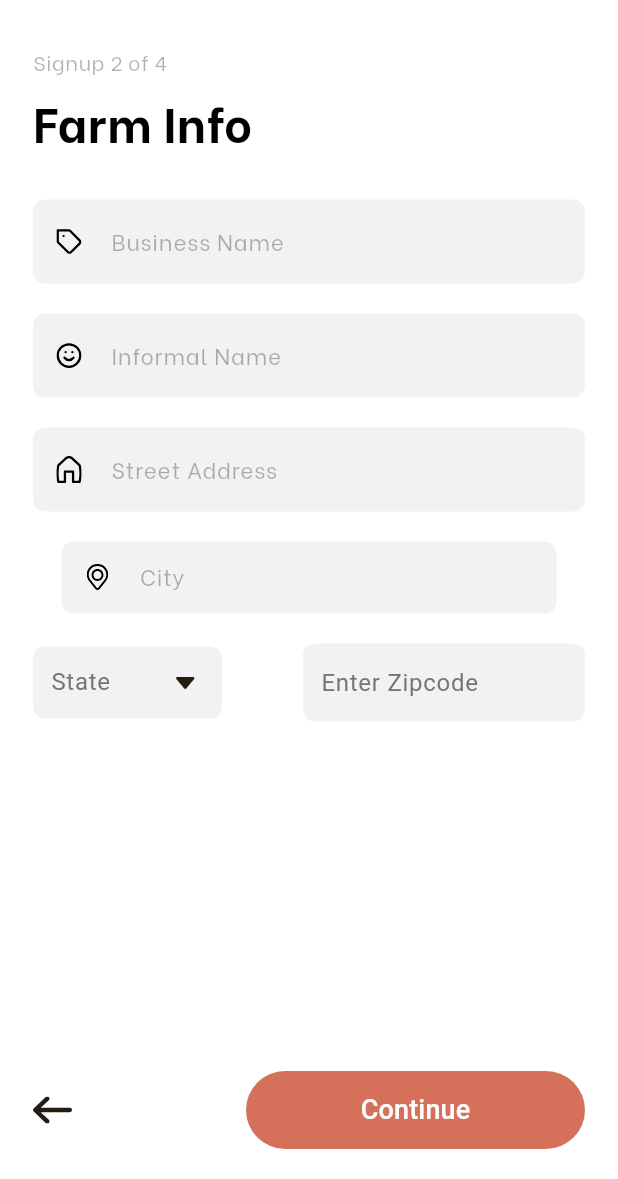
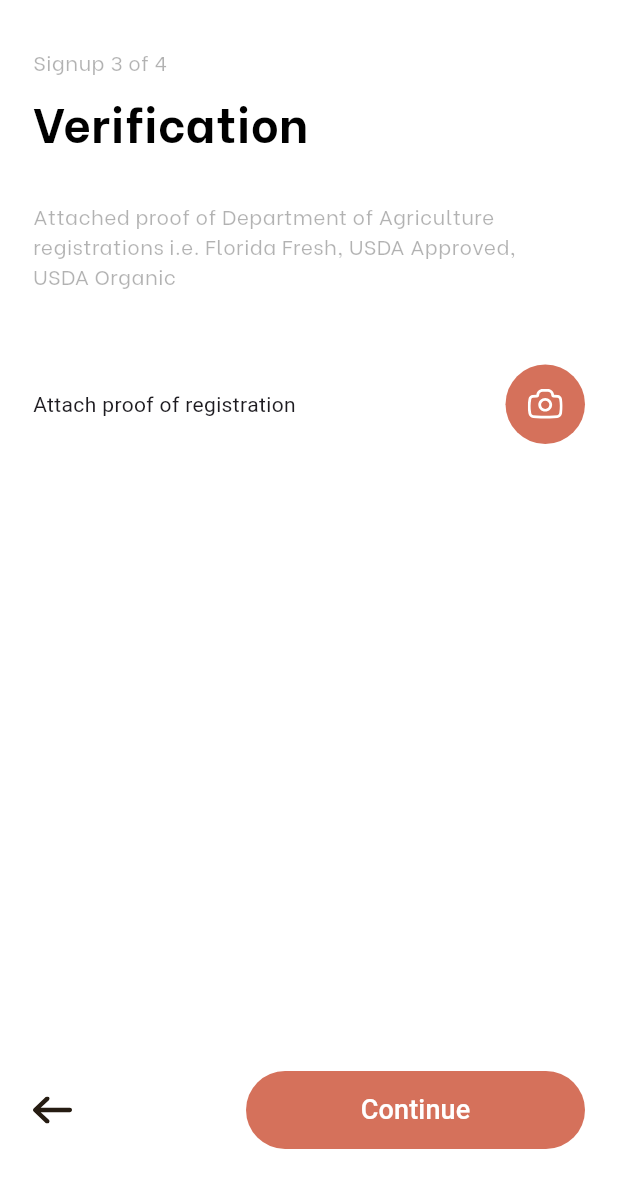
Before and after one commit to asheesh20/software_lab, a Flutter app: the screen it shows after launch, on a phone screen of 412 x 824 dp, the part 57-1236 px from its top. Run offline on Flutter 3.47's test engine with Material 3 defaults, Android fonts, the phone set to English and light mode, and no system bars; our stand-ins replace flutter_svg; Roboto replaces fonts that are missing (assets/fonts/BeVietnam-ExtraBold.ttf).

Commit message:
signup three layout

```diff
--- a/lib/main.dart
+++ b/lib/main.dart
@@ -3,6 +3,7 @@ import 'package:software_lab/views/forgot_password.dart';
 import 'package:software_lab/views/login_screen.dart';
 import 'package:software_lab/views/reset_password.dart';
 import 'package:software_lab/views/signup_one.dart';
+import 'package:software_lab/views/signup_three.dart';
 import 'package:software_lab/views/signup_two.dart';
 import 'package:software_lab/views/verify_otp.dart';
 
@@ -21,7 +22,8 @@ class MyApp extends StatelessWidget {
       //home: VerifyOtp(),
       //home: ResetPassword(),
       //home: SignupOne(),
-      home: SignupTwo(),
+      //home: SignupTwo(),
+      home: SignupThree(),
     );
   }
 }
--- /dev/null
+++ b/lib/views/signup_three.dart
@@ -0,0 +1,138 @@
+import 'package:flutter/material.dart';
+import 'package:flutter_svg/flutter_svg.dart';
+
+class SignupThree extends StatefulWidget {
+  const SignupThree({super.key});
+
+  @override
+  State<SignupThree> createState() => _SignupThreeState();
+}
+
+class _SignupThreeState extends State<SignupThree> {
+  final _formKey = GlobalKey<FormState>();
+  @override
+  Widget build(context) {
+    return Scaffold(
+      backgroundColor: Colors.white,
+      body: SafeArea(
+          child: Padding(
+        padding: const EdgeInsets.symmetric(horizontal: 22.0, vertical: 15),
+        child: Column(
+          crossAxisAlignment: CrossAxisAlignment.start,
+          children: [
+            const Text(
+              'FarmerEats',
+              style: TextStyle(fontSize: 16, fontWeight: FontWeight.w400),
+            ),
+            const SizedBox(height: 30),
+            const Text(
+              'Signup 3 of 4 ',
+              style: TextStyle(
+                  fontFamily: 'BeVietnam',
+                  fontSize: 14,
+                  color: Color.fromARGB(77, 0, 0, 0),
+                  fontWeight: FontWeight.w500),
+            ),
+            const SizedBox(height: 7),
+            const Text(
+              'Verification',
+              style: TextStyle(
+                fontFamily: 'BeVietnam',
+                color: Colors.black,
+                fontSize: 32,
+                fontWeight: FontWeight.w700,
+              ),
+            ),
+            const SizedBox(
+              height: 30,
+            ),
+            const Text(
+              'Attached proof of Department of Agriculture',
+              style: TextStyle(
+                fontFamily: 'BeVietnam',
+                fontWeight: FontWeight.w400,
+                fontSize: 14,
+                color: Color.fromRGBO(0, 0, 0, 0.3),
+              ),
+            ),
+            const Text(
+              'registrations i.e. Florida Fresh, USDA Approved,',
+              style: TextStyle(
+                fontFamily: 'BeVietnam',
+                fontWeight: FontWeight.w400,
+                fontSize: 14,
+                color: Color.fromRGBO(0, 0, 0, 0.3),
+              ),
+            ),
+            const Text(
+              'USDA Organic',
+              style: TextStyle(
+                fontFamily: 'BeVietnam',
+                fontWeight: FontWeight.w400,
+                fontSize: 14,
+                color: Color.fromRGBO(0, 0, 0, 0.3),
+              ),
+            ),
+            const SizedBox(
+              height: 50,
+            ),
+            Row(
+              mainAxisAlignment: MainAxisAlignment.spaceBetween,
+              children: [
+                const Text('Attach proof of registration'),
+                CircleAvatar(
+                  radius: 26.5,
+                  backgroundColor: const Color.fromARGB(255, 213, 113, 91),
+                  child: SvgPicture.asset(
+                    'assets/images/camera.svg',
+                    width: 23.96,
+                    height: 20.33,
+                  ),
+                )
+              ],
+            ),
+            const Spacer(),
+            Padding(
+              padding: const EdgeInsets.symmetric(vertical: 5, horizontal: 0),
+              child: Row(
+                mainAxisAlignment: MainAxisAlignment.spaceBetween,
+                children: [
+                  SvgPicture.asset(
+                    'assets/images/back.svg',
+                    height: 18,
+                    width: 26,
+                  ),
+                  Container(
+                    decoration:
+                        BoxDecoration(borderRadius: BorderRadius.circular(5)),
+                    width: 226,
+                    height: 52,
+                    child: ElevatedButton(
+                      style: ElevatedButton.styleFrom(
+                        backgroundColor:
+                            const Color.fromARGB(255, 213, 113, 91),
+                        elevation: 0,
+                      ),
+                      onPressed: () {
+                        if (_formKey.currentState!.validate()) {}
+                      },
+                      child: const Text(
+                        'Continue',
+                        style: TextStyle(
+                          fontFamily: 'assets/fonts/BeVietnam-ExtraBold.ttf',
+                          color: Color(0xFFFFFFFF),
+                          fontSize: 18,
+                          fontWeight: FontWeight.w500,
+                        ),
+                      ),
+                    ),
+                  ),
+                ],
+              ),
+            ),
+          ],
+        ),
+      )),
+    );
+  }
+}
```
Also changed, not shown: assets/images/camera.svg (added).
